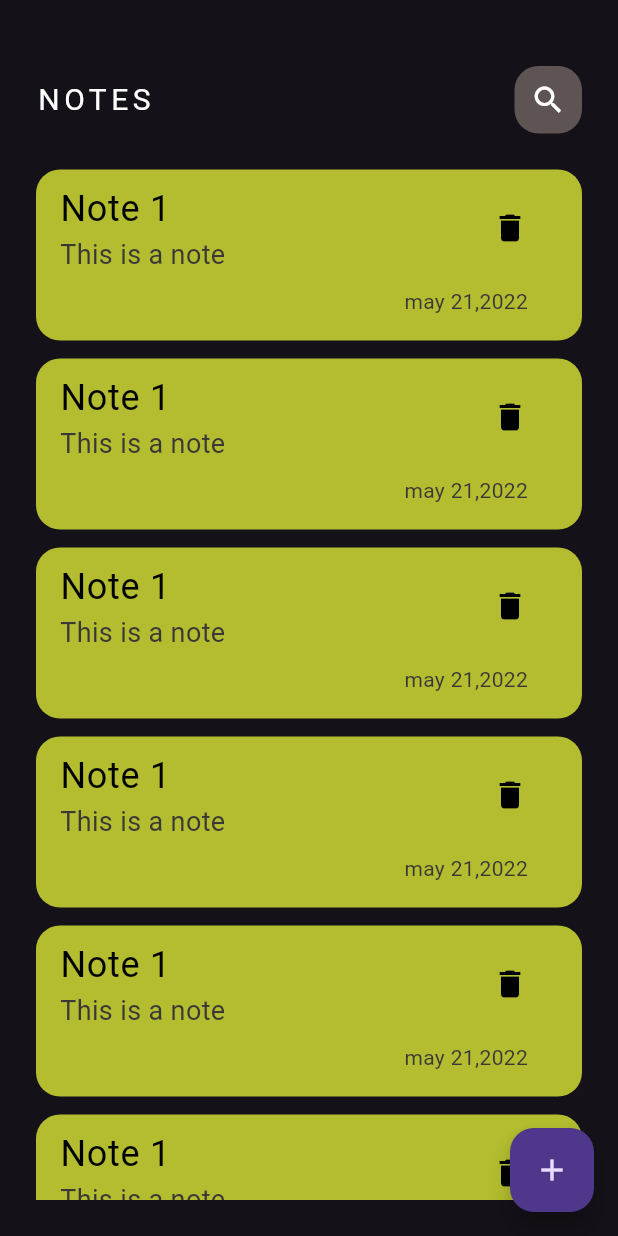
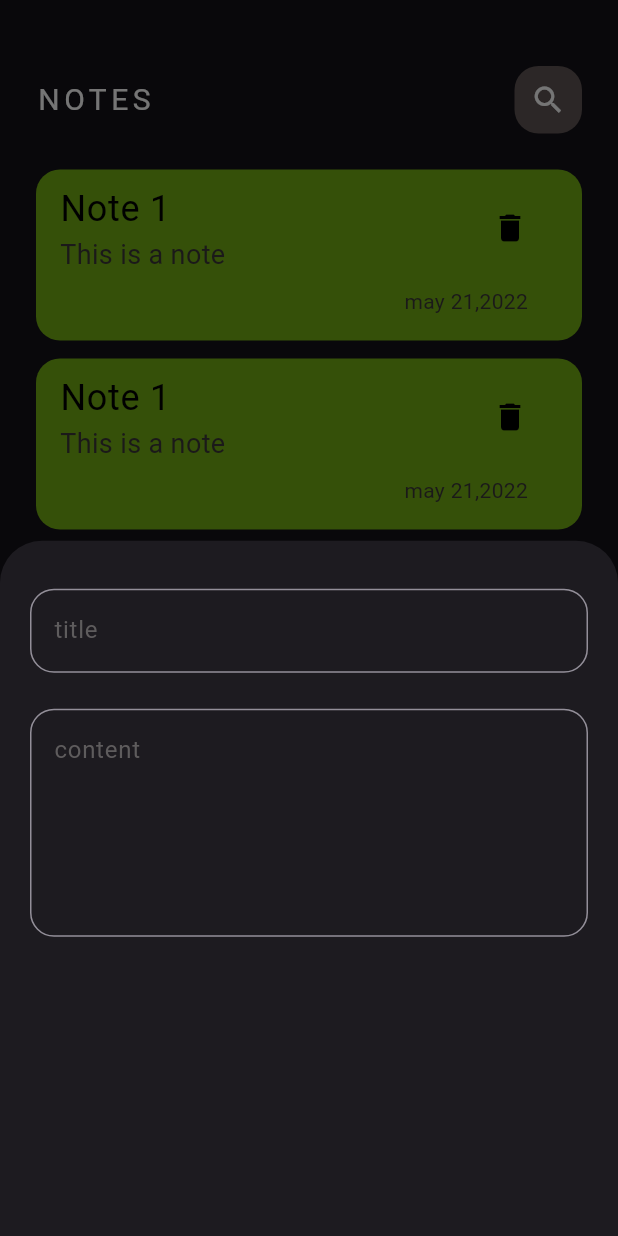
Before and after one commit to masymas99/note_app, a Flutter app: the screen it shows after launch, after a tap on the "add" icon, on a phone screen of 412 x 824 dp. Run offline on Flutter 3.47's test engine with Material 3 defaults, Android fonts, the phone set to English and light mode, and no system bars.

Commit message:
notes_botton_sheet

```diff
--- a/lib/views/notes_view.dart
+++ b/lib/views/notes_view.dart
@@ -1,4 +1,5 @@
 import 'package:flutter/material.dart';
+import 'package:semsar/views/widgets/add_note_botton_sheet.dart';
 import 'package:semsar/views/widgets/notes_view_body.dart';
 
 class NotesView extends StatelessWidget {
@@ -9,7 +10,13 @@ class NotesView extends StatelessWidget {
     return Scaffold(
       body: noteViewBody(),
       floatingActionButton: FloatingActionButton(
-        onPressed: () {},
+        onPressed: () {
+          showModalBottomSheet(
+              context: context,
+              builder: (context) {
+                return AddNoteBottonSheet();
+              });
+        },
         child: Icon(Icons.add),
       ),
     );
--- /dev/null
+++ b/lib/views/widgets/add_note_botton_sheet.dart
@@ -0,0 +1,30 @@
+import 'package:flutter/material.dart';
+import 'package:semsar/views/widgets/custom_text_field.dart';
+
+class AddNoteBottonSheet extends StatelessWidget {
+  const AddNoteBottonSheet({Key? key}) : super(key: key);
+
+  @override
+  Widget build(BuildContext context) {
+    return Padding(
+      padding: const EdgeInsets.symmetric(horizontal: 20),
+      child: Column(
+        children: [
+          SizedBox(
+            height: 32,
+          ),
+          CustomTextField(
+            hint: 'title',
+          ),
+          SizedBox(
+            height: 24,
+          ),
+          CustomTextField(
+            hint: 'content',
+            maxlines: 5,
+          )
+        ],
+      ),
+    );
+  }
+}
--- /dev/null
+++ b/lib/views/widgets/constans.dart
@@ -0,0 +1,3 @@
+import 'package:flutter/material.dart';
+
+const kPrimaryColor = Color.fromARGB(255, 58, 119, 172);
--- /dev/null
+++ b/lib/views/widgets/custom_text_field.dart
@@ -0,0 +1,28 @@
+import 'package:flutter/material.dart';
+import 'package:semsar/views/widgets/constans.dart';
+
+class CustomTextField extends StatelessWidget {
+  const CustomTextField({Key? key, required this.hint, this.maxlines = 1})
+      : super(key: key);
+  final String hint;
+  final int maxlines;
+  @override
+  Widget build(BuildContext context) {
+    return TextField(
+      maxLines: maxlines,
+      cursorColor: kPrimaryColor,
+      decoration: InputDecoration(
+          border: buildborder(),
+          hintText: hint,
+          hintStyle: TextStyle(
+            color: const Color.fromARGB(194, 115, 112, 112),
+          )),
+    );
+  }
+
+  OutlineInputBorder buildborder() {
+    return OutlineInputBorder(
+      borderRadius: BorderRadius.circular(16),
+    );
+  }
+}
--- a/lib/views/widgets/notes_items.dart
+++ b/lib/views/widgets/notes_items.dart
@@ -9,7 +9,7 @@ class NoteItem extends StatelessWidget {
       padding: const EdgeInsets.only(top: 12),
       child: Container(
         decoration: BoxDecoration(
-            color: const Color.fromARGB(255, 179, 189, 47),
+            color: const Color.fromARGB(255, 115, 174, 19),
             borderRadius: BorderRadius.circular(16)),
         child: Column(
           crossAxisAlignment: CrossAxisAlignment.end,
```
